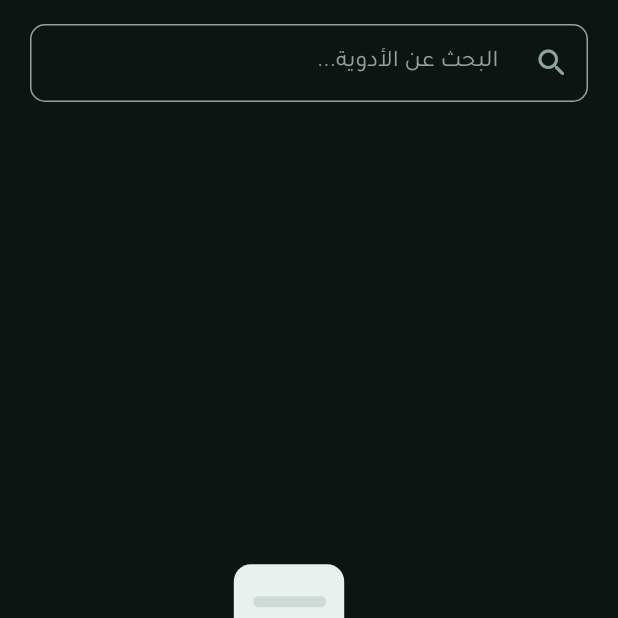
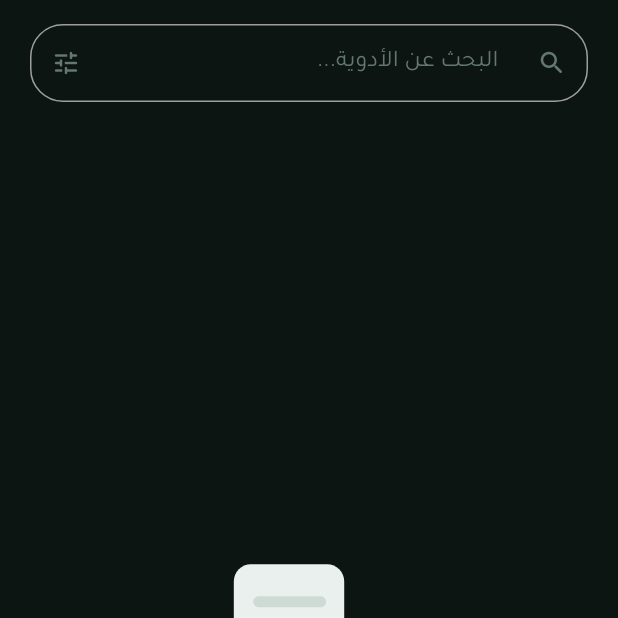
Before and after one commit to mahmoudhassanein5555/Medicine-Cabinet, a Flutter app: the screen it shows after launch, on a phone screen of 412 x 824 dp, the top half of it. Run offline on Flutter 3.47's test engine with Material 3 defaults, Android fonts, the phone set to English and light mode, and no system bars; our stand-ins replace cloud_firestore, dartz, dio, firebase_core, flutter_bloc, flutter_screenutil and 8 more; accounts and stored records are empty.

Commit message:
modify search bar and handel empty search state

```diff
--- a/lib/features/search/peresentation/view/screens/search_screen.dart
+++ b/lib/features/search/peresentation/view/screens/search_screen.dart
@@ -2,9 +2,9 @@ import 'package:flutter/material.dart';
 import 'package:flutter_bloc/flutter_bloc.dart';
 import 'package:lottie/lottie.dart';
 import 'package:medicine_cabinet/core/constants/app_assets.dart';
+import 'package:medicine_cabinet/core/constants/app_colors.dart';
 import 'package:medicine_cabinet/core/constants/app_strings.dart';
 import 'package:medicine_cabinet/core/di/service_locator.dart';
-import 'package:medicine_cabinet/core/utils/medicine_localizations.dart';
 import 'package:medicine_cabinet/core/utils/search_localizations.dart';
 import 'package:medicine_cabinet/core/widgets/custom_text_form_field.dart';
 import 'package:medicine_cabinet/features/medicine/peresentation/view/widgets/date_formatter.dart';
@@ -99,16 +99,35 @@ class _SearchView extends StatelessWidget {
   }
 
   Widget _buildSearchField(BuildContext context, S l10n) {
+    final theme = Theme.of(context);
+
     return CustomTextFormField(
       controller: searchController,
       hintText: l10n.medicinesSearchHint,
+      hintTextColor: theme.brightness == Brightness.dark
+          ? AppColors.textMutedDark
+          : AppColors.textMutedLight,
       onChanged: (query) {
         context.read<SearchCubit>().onSearchChanged(
           householdId: householdId,
           query: query ?? '',
         );
       },
-      prefixIcon: const Icon(Icons.search_rounded),
+      prefixIcon: Icon(
+        Icons.search_rounded,
+        color: theme.brightness == Brightness.dark
+            ? AppColors.textMutedDark
+            : AppColors.textMutedLight,
+        size: 20,
+      ),
+      suffixWidget: Icon(
+        Icons.tune_rounded,
+        color: theme.brightness == Brightness.dark
+            ? AppColors.textMutedDark
+            : AppColors.textMutedLight,
+        size: 20,
+      ),
+      borderRadius: BorderRadius.circular(22),
     );
   }
 
@@ -154,13 +173,13 @@ class _SearchView extends StatelessWidget {
 
           const SizedBox(height: 20),
 
-          // Text(
-          //   state.message,
-          //   style: theme.textTheme.bodyMedium?.copyWith(
-          //     fontWeight: FontWeight.w600,
-          //   ),
-          //   textAlign: TextAlign.center,
-          // ),
+          Text(
+            state.message,
+            style: theme.textTheme.bodyMedium?.copyWith(
+              fontWeight: FontWeight.w600,
+            ),
+            textAlign: TextAlign.center,
+          ),
         ],
       ),
     );
@@ -174,7 +193,26 @@ class _SearchView extends StatelessWidget {
   ) {
     if (state.medicines.isEmpty) {
       return Center(
-        child: Text(l10n.searchNoResults, style: theme.textTheme.bodyMedium),
+        child: Column(
+          mainAxisAlignment: MainAxisAlignment.center,
+          children: [
+            SizedBox(
+              width: 180,
+              height: 180,
+              child: Lottie.asset(AppAssets.noSearch, fit: BoxFit.contain),
+            ),
+
+            const SizedBox(height: 20),
+
+            Text(
+              l10n.searchNoResults,
+              style: theme.textTheme.bodyMedium?.copyWith(
+                fontWeight: FontWeight.w600,
+              ),
+              textAlign: TextAlign.center,
+            ),
+          ],
+        ),
       );
     }
 
```
